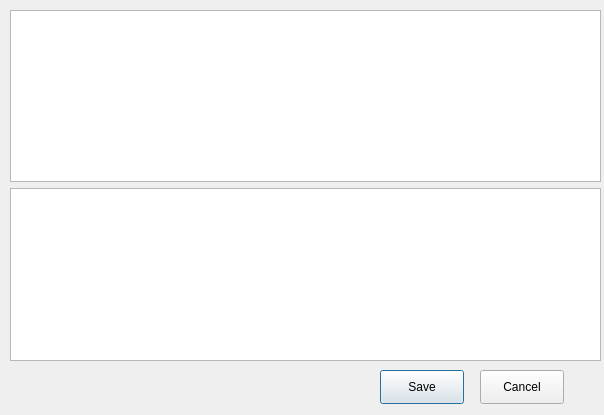
Before: the Qt Designer form src/kderestrictions.ui in KDE/confine, drawn with Qt 5.
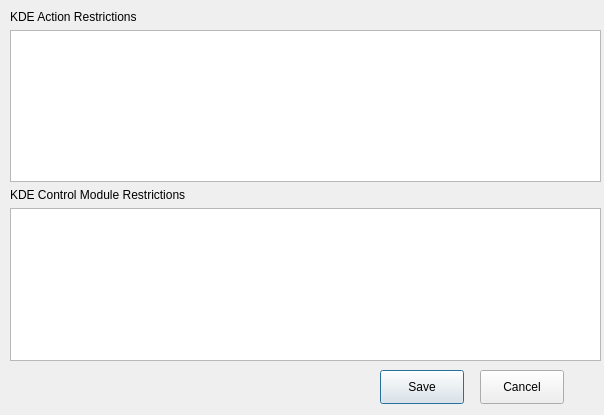
After: the same form once the commit is applied.

```diff
--- a/src/kderestrictions.ui
+++ b/src/kderestrictions.ui
@@ -49,9 +49,23 @@
     </rect>
    </property>
    <layout class="QVBoxLayout" name="verticalLayout">
+    <item>
+     <widget class="QLabel" name="label">
+      <property name="text">
+       <string>KDE Action Restrictions</string>
+      </property>
+     </widget>
+    </item>
     <item>
      <widget class="QListWidget" name="restrictionSets"/>
     </item>
+    <item>
+     <widget class="QLabel" name="label_2">
+      <property name="text">
+       <string>KDE Control Module Restrictions</string>
+      </property>
+     </widget>
+    </item>
     <item>
      <widget class="QListWidget" name="modulRestrictionSets"/>
     </item>
```
